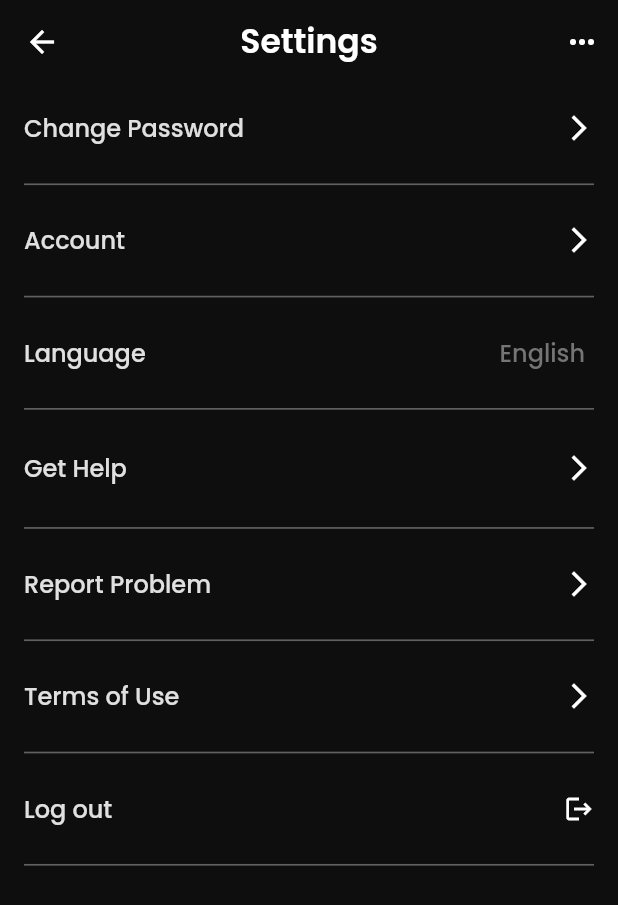
After one commit to MuhammadSabah/Frisp, a Flutter app: the SettingsScreen screen opened directly, on a phone screen of 412 x 824 dp. The commit adds this screen. Shown: the top 905 px of the screen. Run offline on Flutter 3.47's test engine with Material 2 defaults, Android fonts, the phone set to English and light mode, and no system bars; our stand-ins replace cached_network_image, equatable, firebase_auth, firebase_core, flutter_colorpicker, flutter_svg and 5 more; accounts and stored records are empty; generated files the repository leaves out were written again.

Commit message:
Adding settings screen and updating the routes

```diff
--- a/lib/core/app_pages.dart
+++ b/lib/core/app_pages.dart
@@ -6,4 +6,5 @@ class AppPages {
   static String home = '/';
   static String recipeDetails = '/detail';
   static String shoppingItemDetails = '/item';
+  static String settingsPath = '/settings';
 }
--- a/lib/src/navigation/app_router.dart
+++ b/lib/src/navigation/app_router.dart
@@ -5,6 +5,7 @@ import 'package:food_recipe_final/src/providers/app_state_manager.dart';
 import 'package:food_recipe_final/src/providers/shopping_manager.dart';
 import 'package:food_recipe_final/src/screens/home_screen.dart';
 import 'package:food_recipe_final/src/screens/log_in_screen.dart';
+import 'package:food_recipe_final/src/screens/settings_screen.dart';
 import 'package:food_recipe_final/src/screens/shopping_item_screen.dart';
 import 'package:food_recipe_final/src/screens/sign_up_screen.dart';
 import 'package:food_recipe_final/src/screens/splash_screen.dart';
@@ -63,6 +64,7 @@ class AppRouter extends RouterDelegate
                 shoppingManager.updateItem(item, index);
               },
             ),
+          if (appStateManager.isSettingsClicked) SettingsScreen.page(),
         ]
       ],
     );
@@ -81,6 +83,9 @@ class AppRouter extends RouterDelegate
     if (route.settings.name == AppPages.loginPath) {
       appStateManager.goToSignUp();
     }
+    if (route.settings.name == AppPages.settingsPath) {
+      appStateManager.settingsClicked(false);
+    }
     return true;
   }
 
--- a/lib/src/providers/app_state_manager.dart
+++ b/lib/src/providers/app_state_manager.dart
@@ -17,6 +17,7 @@ class AppStateManager extends ChangeNotifier {
   bool _loggedIn = false;
   bool _signedUp = false;
   bool _onboardingComplete = false;
+  bool _settings = false;
   int _selectedTab = AppTab.discover;
   final _appCache = AppCache();
 
@@ -25,6 +26,7 @@ class AppStateManager extends ChangeNotifier {
   bool get isSignedUp => _signedUp;
   bool get isOnboardingComplete => _onboardingComplete;
   int get selectedTab => _selectedTab;
+  bool get isSettingsClicked => _settings;
 
   void initializeApp() async {
     print(_auth.currentUser);
@@ -45,6 +47,11 @@ class AppStateManager extends ChangeNotifier {
         notifyListeners();
       },
     );
+  }
+
+  void settingsClicked(bool value) {
+    _settings = value;
+    notifyListeners();
   }
 
   void goToLogIn() async {
@@ -150,6 +157,7 @@ class AppStateManager extends ChangeNotifier {
 
   void logOutUser() async {
     await _auth.signOut();
+    _settings = false;
     _initialized = false;
     _selectedTab = 0;
     await _appCache.invalidate();
--- a/lib/src/screens/home_screen.dart
+++ b/lib/src/screens/home_screen.dart
@@ -5,6 +5,7 @@ import 'package:food_recipe_final/src/providers/app_state_manager.dart';
 import 'package:food_recipe_final/src/screens/discover_screen.dart';
 import 'package:food_recipe_final/src/screens/profile_screen.dart';
 import 'package:food_recipe_final/src/screens/search_recipe_screen.dart';
+import 'package:food_recipe_final/src/screens/settings_screen.dart';
 import 'package:food_recipe_final/src/screens/shopping_screen.dart';
 import 'package:provider/provider.dart';
 
--- a/lib/src/screens/profile_screen.dart
+++ b/lib/src/screens/profile_screen.dart
@@ -29,14 +29,13 @@ class ProfileScreen extends StatelessWidget {
                     right: 5,
                     child: IconButton(
                       onPressed: () {
-                        //!: Replace this later
                         Provider.of<AppStateManager>(context, listen: false)
-                            .logOutUser();
+                            .settingsClicked(true);
                       },
                       icon: const Icon(
-                        Icons.more_horiz,
+                        Icons.settings,
                         color: Colors.white,
-                        size: 30,
+                        size: 24,
                       ),
                     ),
                   ),
--- /dev/null
+++ b/lib/src/screens/settings_screen.dart
@@ -0,0 +1,258 @@
+import 'package:flutter/material.dart';
+import 'package:food_recipe_final/core/app_pages.dart';
+import 'package:food_recipe_final/core/app_theme.dart';
+import 'package:food_recipe_final/src/providers/app_state_manager.dart';
+import 'package:provider/provider.dart';
+
+Color kGreyColorShade = Colors.grey.shade300;
+
+class SettingsScreen extends StatelessWidget {
+  static MaterialPage page() {
+    return MaterialPage(
+      name: AppPages.settingsPath,
+      key: ValueKey(AppPages.settingsPath),
+      child: const SettingsScreen(),
+    );
+  }
+
+  const SettingsScreen({Key? key}) : super(key: key);
+
+  @override
+  Widget build(BuildContext context) {
+    return Scaffold(
+      appBar: AppBar(
+        leading: IconButton(
+          onPressed: () {
+            Provider.of<AppStateManager>(context, listen: false)
+                .settingsClicked(false);
+          },
+          icon: const Icon(
+            Icons.arrow_back,
+            color: Colors.white,
+            size: 24,
+          ),
+        ),
+        centerTitle: true,
+        elevation: 0.0,
+        bottomOpacity: 0.0,
+        title: Text(
+          'Settings',
+          style: Theme.of(context).textTheme.headline2,
+        ),
+        actions: [
+          IconButton(
+            splashRadius: 20,
+            icon: const Icon(
+              Icons.more_horiz,
+              color: Colors.white,
+            ),
+            onPressed: () {},
+          )
+        ],
+      ),
+      body: Padding(
+        padding: const EdgeInsets.symmetric(horizontal: 16.0),
+        child: Column(
+          children: [
+            InkWell(
+              onTap: () {},
+              child: Ink(
+                height: MediaQuery.of(context).size.height / 14,
+                child: Row(
+                  mainAxisAlignment: MainAxisAlignment.spaceBetween,
+                  children: [
+                    Text(
+                      'Change Password',
+                      style: Theme.of(context).textTheme.headline3!.copyWith(
+                            color: kGreyColorShade,
+                          ),
+                    ),
+                    const Icon(
+                      Icons.arrow_forward_ios,
+                      color: Colors.white,
+                      size: 20,
+                    ),
+                  ],
+                ),
+              ),
+            ),
+            Divider(
+              color: Colors.grey.shade700,
+              thickness: 1.1,
+            ),
+            InkWell(
+              onTap: () {},
+              child: Ink(
+                height: MediaQuery.of(context).size.height / 14,
+                child: Row(
+                  mainAxisAlignment: MainAxisAlignment.spaceBetween,
+                  children: [
+                    Text(
+                      'Account',
+                      style: Theme.of(context)
+                          .textTheme
+                          .headline3!
+                          .copyWith(color: kGreyColorShade),
+                    ),
+                    const Icon(
+                      Icons.arrow_forward_ios,
+                      color: Colors.white,
+                      size: 20,
+                    ),
+                  ],
+                ),
+              ),
+            ),
+            Divider(
+              color: Colors.grey.shade700,
+              thickness: 1.1,
+            ),
+            InkWell(
+              onTap: () {},
+              child: Ink(
+                height: MediaQuery.of(context).size.height / 14,
+                child: Row(
+                  mainAxisAlignment: MainAxisAlignment.spaceBetween,
+                  children: [
+                    Text(
+                      'Language',
+                      style: Theme.of(context)
+                          .textTheme
+                          .headline3!
+                          .copyWith(color: kGreyColorShade),
+                    ),
+                    Padding(
+                      padding: const EdgeInsets.only(right: 6.0),
+                      child: Text(
+                        'English',
+                        style: Theme.of(context)
+                            .textTheme
+                            .headline3!
+                            .copyWith(color: Colors.grey.shade600),
+                      ),
+                    ),
+                  ],
+                ),
+              ),
+            ),
+            Divider(
+              color: Colors.grey.shade700,
+              thickness: 1.1,
+            ),
+            InkWell(
+              onTap: () {},
+              child: Ink(
+                height: MediaQuery.of(context).size.height / 13,
+                child: Row(
+                  mainAxisAlignment: MainAxisAlignment.spaceBetween,
+                  children: [
+                    Text(
+                      'Get Help',
+                      style: Theme.of(context)
+                          .textTheme
+                          .headline3!
+                          .copyWith(color: kGreyColorShade),
+                    ),
+                    const Icon(
+                      Icons.arrow_forward_ios,
+                      color: Colors.white,
+                      size: 20,
+                    ),
+                  ],
+                ),
+              ),
+            ),
+            Divider(
+              color: Colors.grey.shade700,
+              thickness: 1.1,
+            ),
+            InkWell(
+              onTap: () {},
+              child: Ink(
+                height: MediaQuery.of(context).size.height / 14,
+                child: Row(
+                  mainAxisAlignment: MainAxisAlignment.spaceBetween,
+                  children: [
+                    Text(
+                      'Report Problem',
+                      style: Theme.of(context)
+                          .textTheme
+                          .headline3!
+                          .copyWith(color: kGreyColorShade),
+                    ),
+                    const Icon(
+                      Icons.arrow_forward_ios,
+                      color: Colors.white,
+                      size: 20,
+                    ),
+                  ],
+                ),
+              ),
+            ),
+            Divider(
+              color: Colors.grey.shade700,
+              thickness: 1.1,
+            ),
+            InkWell(
+              onTap: () {},
+              child: Ink(
+                height: MediaQuery.of(context).size.height / 14,
+                child: Row(
+                  mainAxisAlignment: MainAxisAlignment.spaceBetween,
+                  children: [
+                    Text(
+                      'Terms of Use',
+                      style: Theme.of(context)
+                          .textTheme
+                          .headline3!
+                          .copyWith(color: kGreyColorShade),
+                    ),
+                    const Icon(
+                      Icons.arrow_forward_ios,
+                      color: Colors.white,
+                      size: 20,
+                    ),
+                  ],
+                ),
+              ),
+            ),
+            Divider(
+              color: Colors.grey.shade700,
+              thickness: 1.1,
+            ),
+            InkWell(
+              onTap: () {
+                Provider.of<AppStateManager>(context, listen: false)
+                    .logOutUser();
+              },
+              child: Ink(
+                height: MediaQuery.of(context).size.height / 14,
+                child: Row(
+                  mainAxisAlignment: MainAxisAlignment.spaceBetween,
+                  children: [
+                    Text(
+                      'Log out',
+                      style: Theme.of(context)
+                          .textTheme
+                          .headline3!
+                          .copyWith(color: kGreyColorShade),
+                    ),
+                    const Icon(
+                      Icons.logout,
+                      color: Colors.white,
+                      size: 20,
+                    ),
+                  ],
+                ),
+              ),
+            ),
+            Divider(
+              color: Colors.grey.shade700,
+              thickness: 1.1,
+            ),
+          ],
+        ),
+      ),
+    );
+  }
+}
--- a/lib/src/screens/shopping_item_screen.dart
+++ b/lib/src/screens/shopping_item_screen.dart
@@ -92,6 +92,14 @@ class _ShoppingItemScreenState extends State<ShoppingItemScreen> {
         centerTitle: true,
         elevation: 0.0,
         bottomOpacity: 0.0,
+        leading: IconButton(
+            onPressed: () {
+              Navigator.of(context).pop();
+            },
+            icon: const Icon(
+              Icons.arrow_back,
+              color: Colors.white,
+            )),
         title: Text(
           'Shopping Item',
           style: Theme.of(context).textTheme.headline2,
@@ -99,7 +107,10 @@ class _ShoppingItemScreenState extends State<ShoppingItemScreen> {
         actions: [
           IconButton(
             splashRadius: 20,
-            icon: const Icon(Icons.check),
+            icon: const Icon(
+              Icons.check,
+              color: Colors.white,
+            ),
             onPressed: () {
               final currentFocus = FocusScope.of(context);
               if (!currentFocus.hasPrimaryFocus) {
--- a/lib/src/screens/tabs/search_tab.dart
+++ b/lib/src/screens/tabs/search_tab.dart
@@ -2,6 +2,7 @@ import 'package:flutter/material.dart';
 import 'package:flutter_svg/flutter_svg.dart';
 import 'package:food_recipe_final/src/widgets/recipe_grid_view.dart';
 import 'package:food_recipe_final/src/models/api/recipe_api_model.dart';
+import 'package:shimmer/shimmer.dart';
 
 class SearchTab extends StatefulWidget {
   const SearchTab({
@@ -24,6 +25,9 @@ class _SearchTabState extends State<SearchTab>
     with AutomaticKeepAliveClientMixin {
   @override
   Widget build(BuildContext context) {
+    final size = MediaQuery.of(context).size;
+    double itemWidth = (size.width / 2) - 10;
+    double itemHeight = 292;
     super.build(context);
     if (widget.controller.text.length < 3) {
       return SizedBox(
@@ -55,7 +59,34 @@ class _SearchTabState extends State<SearchTab>
       future: widget.futureMethod,
       builder: (BuildContext context, AsyncSnapshot snapshot) {
         if (snapshot.connectionState == ConnectionState.waiting) {
-          return const Center(child: CircularProgressIndicator());
+          return Expanded(
+            child: GridView.builder(
+              physics: const BouncingScrollPhysics(),
+              itemCount: 10,
+              gridDelegate: SliverGridDelegateWithFixedCrossAxisCount(
+                crossAxisCount: 2,
+                childAspectRatio: (itemWidth / itemHeight),
+              ),
+              itemBuilder: (context, index) {
+                return Padding(
+                  padding: const EdgeInsets.symmetric(
+                      horizontal: 8.0, vertical: 10.0),
+                  child: Shimmer.fromColors(
+                    // enabled: true,
+                    baseColor: Colors.grey.shade400,
+                    highlightColor: Colors.grey.shade300,
+                    child: Container(
+                      decoration: const BoxDecoration(
+                          color: Colors.red,
+                          borderRadius: BorderRadius.all(
+                            Radius.circular(10),
+                          )),
+                    ),
+                  ),
+                );
+              },
+            ),
+          );
         } else if (snapshot.hasError) {
           return Center(
             child: Text(
--- a/lib/src/widgets/recipe_card.dart
+++ b/lib/src/widgets/recipe_card.dart
@@ -36,13 +36,13 @@ class _RecipeCardState extends State<RecipeCard> {
                     child: CachedNetworkImage(
                       imageUrl: widget.recipe.image!,
                       fit: BoxFit.cover,
-                      placeholder: (context, url) => const SizedBox(
-                        width: 40,
-                        height: 160,
-                        child: Center(
-                          child: CircularProgressIndicator(),
-                        ),
-                      ),
+                      // placeholder: (context, url) => const SizedBox(
+                      //   width: 40,
+                      //   height: 160,
+                      //   child: Center(
+                      //     child: CircularProgressIndicator(),
+                      //   ),
+                      // ),
                       errorWidget: (context, url, error) => const Center(
                         child: Icon(Icons.error),
                       ),
```
